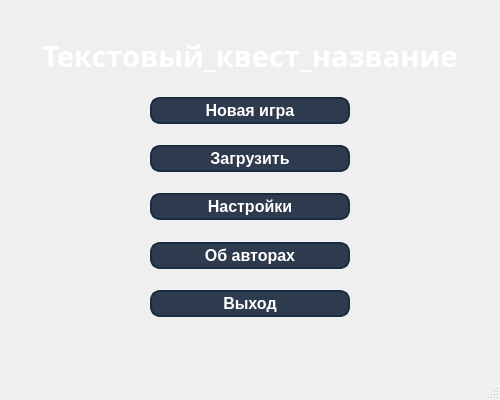
Old version of the form src/MainWindow.ui in the repository Argentime/coursework.
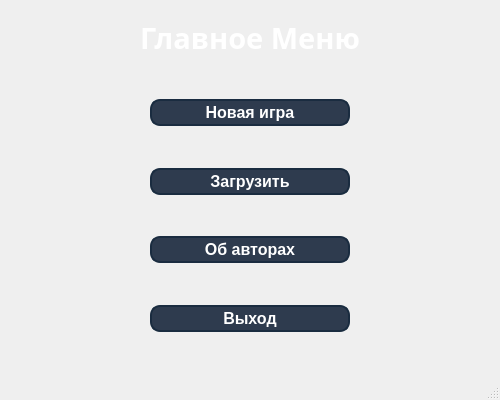
New version of the form.

Commit message: Игра проходима?

Diff of the .ui file:
```diff
--- a/src/MainWindow.ui
+++ b/src/MainWindow.ui
@@ -29,196 +29,7 @@
    <set>QMainWindow::AllowTabbedDocks|QMainWindow::AnimatedDocks|QMainWindow::GroupedDragging</set>
   </property>
   <widget class="QWidget" name="centralWidget">
-   <layout class="QGridLayout" name="gridLayout" rowstretch="5,10,3,2,3,2,3,2,3,2,3,2,10" columnstretch="2,3,2">
-    <item row="7" column="1">
-     <widget class="QPushButton" name="pushButton_3">
-      <property name="sizePolicy">
-       <sizepolicy hsizetype="Minimum" vsizetype="Minimum">
-        <horstretch>0</horstretch>
-        <verstretch>1</verstretch>
-       </sizepolicy>
-      </property>
-      <property name="styleSheet">
-       <string notr="true">QPushButton {
-    background-color: #2E3B4E; /* Темно-синий цвет фона */
-    color: white; /* Белый цвет текста */
-    border: 2px solid #1A2C40; /* Более тёмная граница */
-    border-radius: 10%; /* Скруглённые края */
-    padding: 2px 12px; /* Отступы вокруг текста */
-    
-    font-size: 16px; /* Размер шрифта */
-    font-weight: bold; /* Жирный текст */
-    text-align: center;
-}
-
-QPushButton:hover {
-    background-color: #3A4A62; /* Светло-синий при наведении */
-    border-color: #293E58; /* Цвет границы при наведении */
-}
-
-QPushButton:pressed {
-    background-color: #1C2535; /* Темный цвет фона при нажатии */
-    border-color: #1A2C40; /* Граница остается темной */
-}
-</string>
-      </property>
-      <property name="text">
-       <string>Настройки</string>
-      </property>
-     </widget>
-    </item>
-    <item row="10" column="1">
-     <spacer name="verticalSpacer_6">
-      <property name="orientation">
-       <enum>Qt::Vertical</enum>
-      </property>
-      <property name="sizeHint" stdset="0">
-       <size>
-        <width>20</width>
-        <height>40</height>
-       </size>
-      </property>
-     </spacer>
-    </item>
-    <item row="5" column="1">
-     <widget class="QPushButton" name="pushButton_4">
-      <property name="sizePolicy">
-       <sizepolicy hsizetype="Minimum" vsizetype="Minimum">
-        <horstretch>0</horstretch>
-        <verstretch>1</verstretch>
-       </sizepolicy>
-      </property>
-      <property name="styleSheet">
-       <string notr="true">QPushButton {
-    background-color: #2E3B4E; /* Темно-синий цвет фона */
-    color: white; /* Белый цвет текста */
-    border: 2px solid #1A2C40; /* Более тёмная граница */
-    border-radius: 10%; /* Скруглённые края */
-    padding: 2px 12px; /* Отступы вокруг текста */
-    
-    font-size: 16px; /* Размер шрифта */
-    font-weight: bold; /* Жирный текст */
-    text-align: center;
-}
-
-QPushButton:hover {
-    background-color: #3A4A62; /* Светло-синий при наведении */
-    border-color: #293E58; /* Цвет границы при наведении */
-}
-
-QPushButton:pressed {
-    background-color: #1C2535; /* Темный цвет фона при нажатии */
-    border-color: #1A2C40; /* Граница остается темной */
-}
-</string>
-      </property>
-      <property name="text">
-       <string>Загрузить</string>
-      </property>
-     </widget>
-    </item>
-    <item row="12" column="1">
-     <spacer name="verticalSpacer_2">
-      <property name="orientation">
-       <enum>Qt::Vertical</enum>
-      </property>
-      <property name="sizeHint" stdset="0">
-       <size>
-        <width>20</width>
-        <height>40</height>
-       </size>
-      </property>
-     </spacer>
-    </item>
-    <item row="6" column="1">
-     <spacer name="verticalSpacer_4">
-      <property name="orientation">
-       <enum>Qt::Vertical</enum>
-      </property>
-      <property name="sizeHint" stdset="0">
-       <size>
-        <width>20</width>
-        <height>40</height>
-       </size>
-      </property>
-     </spacer>
-    </item>
-    <item row="3" column="1">
-     <widget class="QPushButton" name="pushButton_2">
-      <property name="sizePolicy">
-       <sizepolicy hsizetype="Minimum" vsizetype="Minimum">
-        <horstretch>0</horstretch>
-        <verstretch>1</verstretch>
-       </sizepolicy>
-      </property>
-      <property name="styleSheet">
-       <string notr="true">QPushButton {
-    background-color: #2E3B4E; /* Темно-синий цвет фона */
-    color: white; /* Белый цвет текста */
-    border: 2px solid #1A2C40; /* Более тёмная граница */
-    border-radius: 10%; /* Скруглённые края */
-    padding: 2px 12px; /* Отступы вокруг текста */
-    
-    font-size: 16px; /* Размер шрифта */
-    font-weight: bold; /* Жирный текст */
-    text-align: center;
-}
-
-QPushButton:hover {
-    background-color: #3A4A62; /* Светло-синий при наведении */
-    border-color: #293E58; /* Цвет границы при наведении */
-}
-
-QPushButton:pressed {
-    background-color: #1C2535; /* Темный цвет фона при нажатии */
-    border-color: #1A2C40; /* Граница остается темной */
-}
-</string>
-      </property>
-      <property name="text">
-       <string>Новая игра</string>
-      </property>
-     </widget>
-    </item>
-    <item row="7" column="2">
-     <spacer name="horizontalSpacer_2">
-      <property name="orientation">
-       <enum>Qt::Horizontal</enum>
-      </property>
-      <property name="sizeHint" stdset="0">
-       <size>
-        <width>40</width>
-        <height>20</height>
-       </size>
-      </property>
-     </spacer>
-    </item>
-    <item row="8" column="1">
-     <spacer name="verticalSpacer_5">
-      <property name="orientation">
-       <enum>Qt::Vertical</enum>
-      </property>
-      <property name="sizeHint" stdset="0">
-       <size>
-        <width>20</width>
-        <height>40</height>
-       </size>
-      </property>
-     </spacer>
-    </item>
-    <item row="7" column="0">
-     <spacer name="horizontalSpacer">
-      <property name="orientation">
-       <enum>Qt::Horizontal</enum>
-      </property>
-      <property name="sizeHint" stdset="0">
-       <size>
-        <width>40</width>
-        <height>20</height>
-       </size>
-      </property>
-     </spacer>
-    </item>
+   <layout class="QGridLayout" name="gridLayout" rowstretch="1,3,5,3,5,3,5,3,5,3,5" columnstretch="2,3,2">
     <item row="2" column="1">
      <spacer name="verticalSpacer">
       <property name="orientation">
@@ -232,6 +43,19 @@
       </property>
      </spacer>
     </item>
+    <item row="5" column="0">
+     <spacer name="horizontalSpacer">
+      <property name="orientation">
+       <enum>Qt::Horizontal</enum>
+      </property>
+      <property name="sizeHint" stdset="0">
+       <size>
+        <width>40</width>
+        <height>20</height>
+       </size>
+      </property>
+     </spacer>
+    </item>
     <item row="4" column="1">
      <spacer name="verticalSpacer_3">
       <property name="orientation">
@@ -245,6 +69,69 @@
       </property>
      </spacer>
     </item>
+    <item row="6" column="1">
+     <spacer name="verticalSpacer_4">
+      <property name="orientation">
+       <enum>Qt::Vertical</enum>
+      </property>
+      <property name="sizeHint" stdset="0">
+       <size>
+        <width>20</width>
+        <height>40</height>
+       </size>
+      </property>
+     </spacer>
+    </item>
+    <item row="10" column="1">
+     <spacer name="verticalSpacer_2">
+      <property name="orientation">
+       <enum>Qt::Vertical</enum>
+      </property>
+      <property name="sizeHint" stdset="0">
+       <size>
+        <width>20</width>
+        <height>40</height>
+       </size>
+      </property>
+     </spacer>
+    </item>
+    <item row="5" column="1">
+     <widget class="QPushButton" name="pushButton_4">
+      <property name="sizePolicy">
+       <sizepolicy hsizetype="Minimum" vsizetype="Minimum">
+        <horstretch>0</horstretch>
+        <verstretch>1</verstretch>
+       </sizepolicy>
+      </property>
+      <property name="styleSheet">
+       <string notr="true">QPushButton {
+    background-color: #2E3B4E; /* Темно-синий цвет фона */
+    color: white; /* Белый цвет текста */
+    border: 2px solid #1A2C40; /* Более тёмная граница */
+    border-radius: 10%; /* Скруглённые края */
+    padding: 2px 12px; /* Отступы вокруг текста */
+    
+    font-size: 16px; /* Размер шрифта */
+    font-weight: bold; /* Жирный текст */
+    text-align: center;
+}
+
+QPushButton:hover {
+    background-color: #3A4A62; /* Светло-синий при наведении */
+    border-color: #293E58; /* Цвет границы при наведении */
+}
+
+QPushButton:pressed {
+    background-color: #1C2535; /* Темный цвет фона при нажатии */
+    border-color: #1A2C40; /* Граница остается темной */
+}
+</string>
+      </property>
+      <property name="text">
+       <string>Загрузить</string>
+      </property>
+     </widget>
+    </item>
     <item row="1" column="0" colspan="3">
      <layout class="QVBoxLayout" name="verticalLayout">
       <property name="sizeConstraint">
@@ -264,13 +151,13 @@
          </font>
         </property>
         <property name="text">
-         <string>&lt;html&gt;&lt;head/&gt;&lt;body&gt;&lt;p align=&quot;center&quot;&gt;&lt;span style=&quot; font-size:22pt; font-weight:700; color:#ffffff;&quot;&gt;Текстовый_квест_название&lt;/span&gt;&lt;/p&gt;&lt;/body&gt;&lt;/html&gt;</string>
+         <string>&lt;html&gt;&lt;head/&gt;&lt;body&gt;&lt;p align=&quot;center&quot;&gt;&lt;span style=&quot; font-size:22pt; font-weight:700; color:#ffffff;&quot;&gt;Главное Меню&lt;/span&gt;&lt;/p&gt;&lt;/body&gt;&lt;/html&gt;</string>
         </property>
        </widget>
       </item>
      </layout>
     </item>
-    <item row="9" column="1">
+    <item row="7" column="1">
      <widget class="QPushButton" name="pushButton_5">
       <property name="sizePolicy">
        <sizepolicy hsizetype="Minimum" vsizetype="Minimum">
@@ -307,7 +194,7 @@
       </property>
      </widget>
     </item>
-    <item row="11" column="1">
+    <item row="9" column="1">
      <widget class="QPushButton" name="pushButton">
       <property name="sizePolicy">
        <sizepolicy hsizetype="Minimum" vsizetype="Minimum">
@@ -357,6 +244,69 @@
       </property>
      </spacer>
     </item>
+    <item row="3" column="1">
+     <widget class="QPushButton" name="pushButton_2">
+      <property name="sizePolicy">
+       <sizepolicy hsizetype="Minimum" vsizetype="Minimum">
+        <horstretch>0</horstretch>
+        <verstretch>1</verstretch>
+       </sizepolicy>
+      </property>
+      <property name="styleSheet">
+       <string notr="true">QPushButton {
+    background-color: #2E3B4E; /* Темно-синий цвет фона */
+    color: white; /* Белый цвет текста */
+    border: 2px solid #1A2C40; /* Более тёмная граница */
+    border-radius: 10%; /* Скруглённые края */
+    padding: 2px 12px; /* Отступы вокруг текста */
+    
+    font-size: 16px; /* Размер шрифта */
+    font-weight: bold; /* Жирный текст */
+    text-align: center;
+}
+
+QPushButton:hover {
+    background-color: #3A4A62; /* Светло-синий при наведении */
+    border-color: #293E58; /* Цвет границы при наведении */
+}
+
+QPushButton:pressed {
+    background-color: #1C2535; /* Темный цвет фона при нажатии */
+    border-color: #1A2C40; /* Граница остается темной */
+}
+</string>
+      </property>
+      <property name="text">
+       <string>Новая игра</string>
+      </property>
+     </widget>
+    </item>
+    <item row="5" column="2">
+     <spacer name="horizontalSpacer_2">
+      <property name="orientation">
+       <enum>Qt::Horizontal</enum>
+      </property>
+      <property name="sizeHint" stdset="0">
+       <size>
+        <width>40</width>
+        <height>20</height>
+       </size>
+      </property>
+     </spacer>
+    </item>
+    <item row="8" column="1">
+     <spacer name="verticalSpacer_6">
+      <property name="orientation">
+       <enum>Qt::Vertical</enum>
+      </property>
+      <property name="sizeHint" stdset="0">
+       <size>
+        <width>20</width>
+        <height>40</height>
+       </size>
+      </property>
+     </spacer>
+    </item>
    </layout>
   </widget>
   <widget class="QStatusBar" name="statusBar"/>
```
The commit also changes 18 other files.
